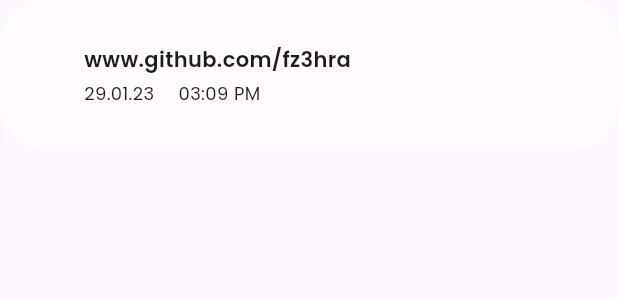
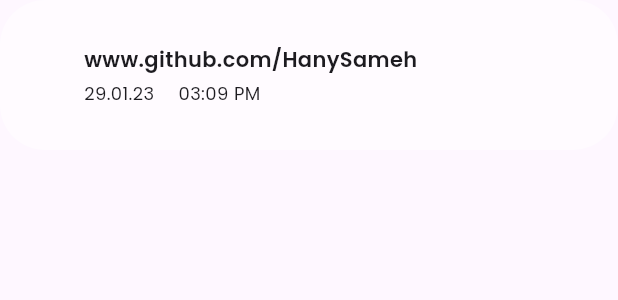
Before and after one commit to HanySameh/QR-Code-Generator, a Flutter app: the RecentWidget widget shown alone on an empty page, opened directly with sample values from the repository, on a phone screen of 412 x 824 dp. Shown: the top 300 px of the screen. Run offline on Flutter 3.47's test engine with Material 2 defaults, Android fonts, the phone set to English and light mode, and no system bars; our stand-ins replace eva_icons_flutter, gap, qr_flutter; missing offline and left inert: qr_code_scanner.

```diff
--- a/lib/app.dart
+++ b/lib/app.dart
@@ -19,6 +19,7 @@ class MyApp extends StatelessWidget {
         Routes.homeScreen: (context) => const HomeScreen(),
         Routes.createQrWebsite: (context) => const CreateWebQrScreen(),
         Routes.recentQrScreen: (context) => const RecentQrScreen(),
+        Routes.qrScanScreen: (context) => const ScanQrScreen(),
       },
     );
   }
--- a/lib/configs/routes.dart
+++ b/lib/configs/routes.dart
@@ -2,4 +2,5 @@ class Routes {
   static const String homeScreen = "/";
   static const String createQrWebsite = "/createQrWebsite";
   static const String recentQrScreen = "/recentQrScreen";
+  static const String qrScanScreen = "/qrScanScreen";
 }
--- a/lib/models/recent_qr_models.dart
+++ b/lib/models/recent_qr_models.dart
@@ -8,12 +8,12 @@ class RecentQrModel {
 
   static List<RecentQrModel> websitesList = [
     RecentQrModel(
-      text: 'www.github.com/fz3hra',
+      text: 'www.github.com/HanySameh',
       date: '29.01.23',
       time: '03:09 PM',
     ),
     RecentQrModel(
-      text: 'https://medium.com/@fz3hra',
+      text: 'https://medium.com',
       date: '29.01.23',
       time: '02:10 PM',
     ),
@@ -21,12 +21,12 @@ class RecentQrModel {
 
   static List<RecentQrModel> emailsList = [
     RecentQrModel(
-      text: 'fz3hra@gmail.com',
+      text: 'hanysameh506@gmail.com',
       date: '29.01.23',
       time: '03:09 PM',
     ),
     RecentQrModel(
-      text: 'mujorefaatimah@gmail.com',
+      text: 'han798348@gmail.com',
       date: '29.01.23',
       time: '02:10 PM',
     ),
--- a/lib/screens/screen_exports.dart
+++ b/lib/screens/screen_exports.dart
@@ -1,5 +1,5 @@
 export './create_scan_screen.dart';
-export './qr_list_screen.dart';
+export 'scan_qr_screen.dart';
 export './recent_screen.dart';
 export './settings_screen.dart';
 export './home_screen.dart';
--- a/lib/widgets/generate_qr_widget.dart
+++ b/lib/widgets/generate_qr_widget.dart
@@ -97,6 +97,7 @@ class GenerateQrWidget extends StatelessWidget {
                   TextField(
                     controller: controller,
                     decoration: InputDecoration(
+                      hintText: 'https://Test.com',
                       filled: true,
                       fillColor: const Color.fromARGB(255, 241, 239, 239),
                       border: OutlineInputBorder(
--- a/lib/widgets/recent_widget.dart
+++ b/lib/widgets/recent_widget.dart
@@ -4,7 +4,6 @@ import 'package:gap/gap.dart';
 import 'package:qr_flutter/qr_flutter.dart';
 
 import '../models/recent_qr_models.dart';
-import 'qr_dialog.dart';
 
 class RecentWidget extends StatelessWidget {
   final RecentQrModel recent;
@@ -21,7 +20,66 @@ class RecentWidget extends StatelessWidget {
   @override
   Widget build(BuildContext context) {
     return GestureDetector(
-         onTap: () => showDialog(
+      onTap: () => _dialog(context),
+      child: Container(
+        margin: const EdgeInsets.only(
+          bottom: 16,
+        ),
+        padding: const EdgeInsets.all(16),
+        height: 100,
+        decoration: BoxDecoration(
+          color: Colors.white54,
+          borderRadius: BorderRadius.circular(
+            30,
+          ),
+        ),
+        child: Row(
+          children: [
+            Icon(
+              icon,
+              color: color,
+            ),
+            const Gap(16),
+            Column(
+              mainAxisAlignment: MainAxisAlignment.center,
+              crossAxisAlignment: CrossAxisAlignment.start,
+              children: [
+                Text(
+                  recent.text,
+                  style: const TextStyle(
+                    fontFamily: 'poppins_semi_bold',
+                    fontSize: 14,
+                  ),
+                ),
+                const Gap(4),
+                Row(
+                  children: [
+                    Text(
+                      recent.date,
+                      style: const TextStyle(
+                        fontFamily: 'poppins_regular',
+                        fontSize: 12,
+                      ),
+                    ),
+                    const Gap(16),
+                    Text(
+                      recent.time,
+                      style: const TextStyle(
+                        fontFamily: 'poppins_regular',
+                        fontSize: 12,
+                      ),
+                    ),
+                  ],
+                ),
+              ],
+            ),
+          ],
+        ),
+      ),
+    );
+  }
+
+  _dialog(BuildContext context) => showDialog(
         context: context,
         builder: (context) {
           return Center(
@@ -140,62 +198,5 @@ class RecentWidget extends StatelessWidget {
             ),
           );
         },
-      ),
-      child: Container(
-        margin: const EdgeInsets.only(
-          bottom: 16,
-        ),
-        padding: const EdgeInsets.all(16),
-        height: 100,
-        decoration: BoxDecoration(
-          color: Colors.white54,
-          borderRadius: BorderRadius.circular(
-            30,
-          ),
-        ),
-        child: Row(
-          children: [
-            Icon(
-              icon,
-              color: color,
-            ),
-            const Gap(16),
-            Column(
-              mainAxisAlignment: MainAxisAlignment.center,
-              crossAxisAlignment: CrossAxisAlignment.start,
-              children: [
-                Text(
-                  recent.text,
-                  style: const TextStyle(
-                    fontFamily: 'poppins_semi_bold',
-                    fontSize: 14,
-                  ),
-                ),
-                const Gap(4),
-                Row(
-                  children: [
-                    Text(
-                      recent.date,
-                      style: const TextStyle(
-                        fontFamily: 'poppins_regular',
-                        fontSize: 12,
-                      ),
-                    ),
-                    const Gap(16),
-                    Text(
-                      recent.time,
-                      style: const TextStyle(
-                        fontFamily: 'poppins_regular',
-                        fontSize: 12,
-                      ),
-                    ),
-                  ],
-                ),
-              ],
-            ),
-          ],
-        ),
-      ),
-    );
-  }
+      );
 }
```
Also changed, not shown: lib/screens/create_scan_screen.dart (+5 -2 lines), lib/screens/home_screen.dart (+4 -5 lines), lib/screens/scan_qr_screen.dart (renamed from lib/screens/qr_list_screen.dart, +33 -25 lines).
